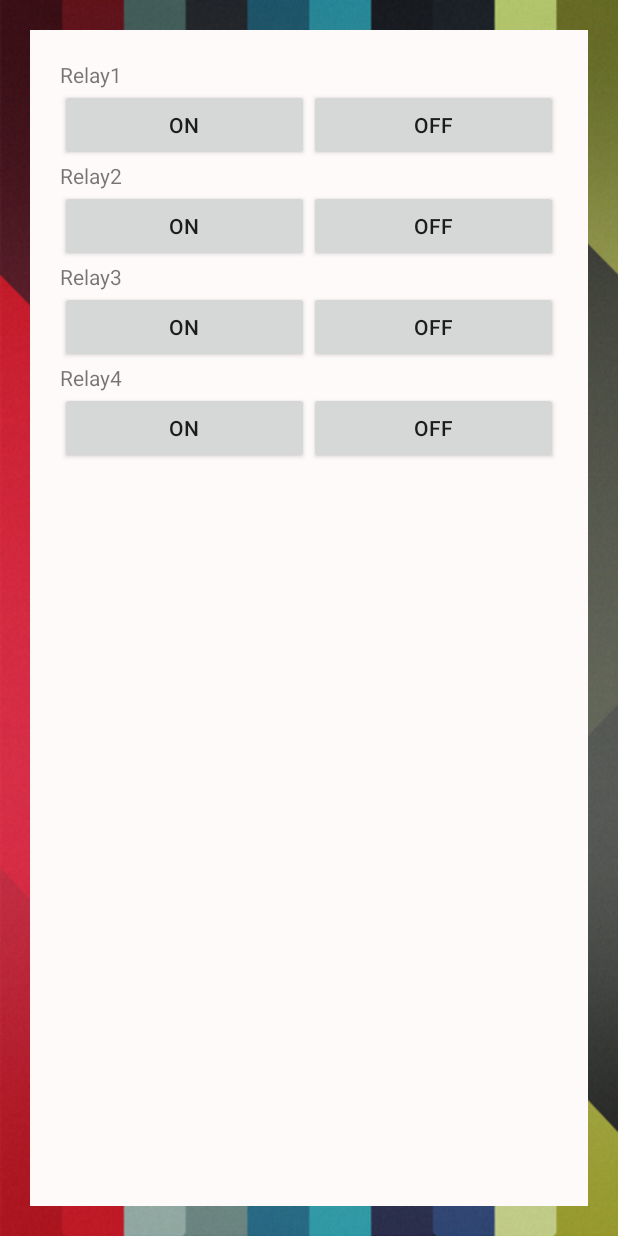
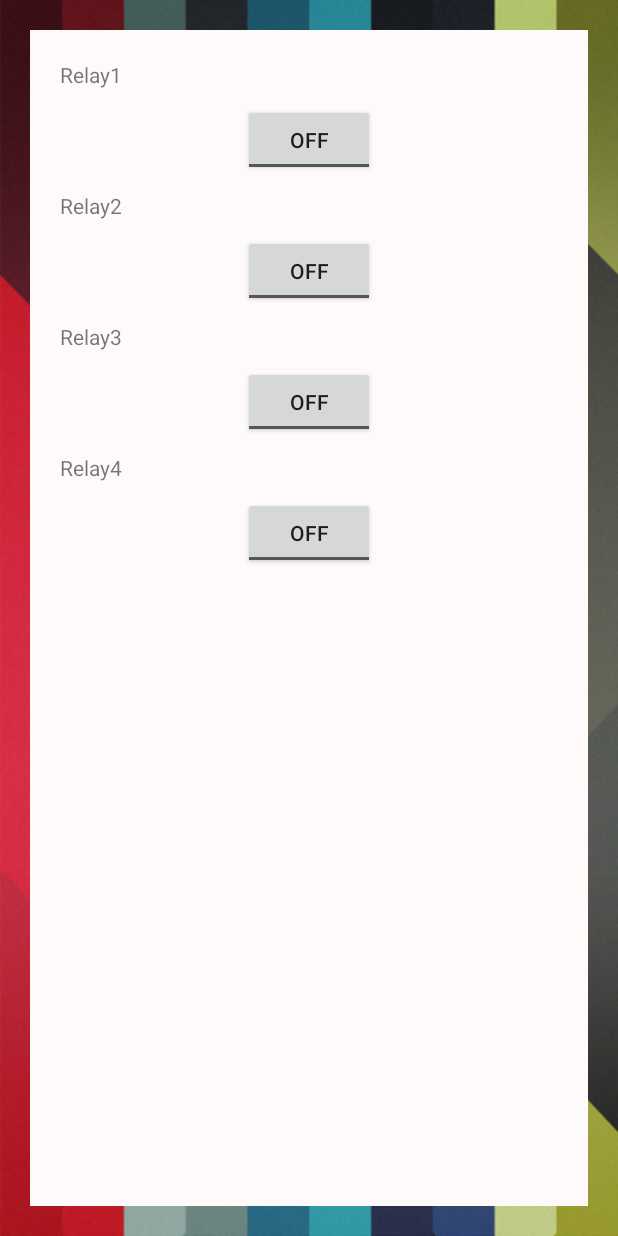
Before and after one commit to SittichokBenjanak/SmartPlug, an Android app: the hubActivity screen opened directly, with no data from a screen before it, on a phone screen of 412 x 824 dp. Run offline under Robolectric (Android 15) with nearby library versions, the phone set to English and light mode, and no system bars; libraries missing offline, so code that uses them is left out: io.netpie.microgear; 4 statements that could not run were skipped.

```diff
--- a/app/src/main/java/smart/projeck/kard/smartplug/MyAlertDialog.java
+++ b/app/src/main/java/smart/projeck/kard/smartplug/MyAlertDialog.java
@@ -3,10 +3,6 @@ package smart.projeck.kard.smartplug;
 import android.app.AlertDialog;
 import android.content.Context;
 import android.content.DialogInterface;
-
-/**
- * Created by Fourchok on 4/2/2561.
- */
 
 public class MyAlertDialog {
 
--- a/app/src/main/java/smart/projeck/kard/smartplug/RegisterActivity.java
+++ b/app/src/main/java/smart/projeck/kard/smartplug/RegisterActivity.java
@@ -11,7 +11,6 @@ import android.view.View;
 import android.widget.Button;
 import android.widget.EditText;
 import android.widget.Toast;
-
 import com.google.android.gms.tasks.OnFailureListener;
 import com.google.android.gms.tasks.OnSuccessListener;
 import com.google.firebase.auth.AuthResult;
@@ -23,7 +22,6 @@ public class RegisterActivity extends AppCompatActivity implements View.OnClickL
     private EditText editTextEmail, editTextPassword;
 
     private ProgressDialog progressDialog;
-
     private FirebaseAuth firebaseAuth;
 
     @Override
@@ -41,8 +39,6 @@ public class RegisterActivity extends AppCompatActivity implements View.OnClickL
         buttonRegister = findViewById(R.id.button2);
         editTextEmail = findViewById(R.id.Emailedit);
         editTextPassword = findViewById(R.id.Passwordedit);
-
-
 
         // ผูก buttonให้คลิกได้
         buttonRegister.setOnClickListener(this);
--- a/app/src/main/res/layout/activity_hub.xml
+++ b/app/src/main/res/layout/activity_hub.xml
@@ -31,25 +31,20 @@
                     android:text="Relay1" />
 
                 <LinearLayout
-                    android:layout_width="match_parent"
-                    android:layout_height="match_parent"
-                    android:orientation="horizontal">
+                    android:layout_width="wrap_content"
+                    android:layout_height="wrap_content"
+                    android:layout_gravity="center_horizontal"
+                    android:gravity="center_horizontal"
+                    android:orientation="horizontal"
+                    android:padding="10dp">
 
-                    <Button
-                        android:id="@+id/button3"
+                    <ToggleButton
+                        android:id="@+id/toggleButton"
                         android:layout_width="wrap_content"
                         android:layout_height="wrap_content"
                         android:layout_weight="1"
-                        android:onClick="ClickOnRelay1"
-                        android:text="On" />
+                        android:text="1" />
 
-                    <Button
-                        android:id="@+id/button4"
-                        android:layout_width="wrap_content"
-                        android:layout_height="wrap_content"
-                        android:layout_weight="1"
-                        android:onClick="ClickOffRelay1"
-                        android:text="OFF" />
                 </LinearLayout>
             </LinearLayout>
 
@@ -65,25 +60,19 @@
                     android:text="Relay2" />
 
                 <LinearLayout
-                    android:layout_width="match_parent"
-                    android:layout_height="match_parent"
-                    android:orientation="horizontal">
+                    android:layout_width="wrap_content"
+                    android:layout_height="wrap_content"
+                    android:layout_gravity="center_horizontal"
+                    android:gravity="center_horizontal"
+                    android:orientation="horizontal"
+                    android:padding="10dp">
 
-                    <Button
-                        android:id="@+id/button5"
+                    <ToggleButton
+                        android:id="@+id/toggleButton2"
                         android:layout_width="wrap_content"
                         android:layout_height="wrap_content"
                         android:layout_weight="1"
-                        android:onClick="ClickOnRelay2"
-                        android:text="On" />
-
-                    <Button
-                        android:id="@+id/button6"
-                        android:layout_width="wrap_content"
-                        android:layout_height="wrap_content"
-                        android:layout_weight="1"
-                        android:onClick="ClickOffRelay2"
-                        android:text="Off" />
+                        android:text="ToggleButton" />
                 </LinearLayout>
             </LinearLayout>
 
@@ -99,25 +88,19 @@
                     android:text="Relay3" />
 
                 <LinearLayout
-                    android:layout_width="match_parent"
-                    android:layout_height="match_parent"
-                    android:orientation="horizontal">
+                    android:layout_width="wrap_content"
+                    android:layout_height="wrap_content"
+                    android:layout_gravity="center_horizontal"
+                    android:gravity="center_horizontal"
+                    android:orientation="horizontal"
+                    android:padding="10dp">
 
-                    <Button
-                        android:id="@+id/button7"
+                    <ToggleButton
+                        android:id="@+id/toggleButton3"
                         android:layout_width="wrap_content"
                         android:layout_height="wrap_content"
                         android:layout_weight="1"
-                        android:onClick="ClickOnRelay3"
-                        android:text="On" />
-
-                    <Button
-                        android:id="@+id/button8"
-                        android:layout_width="wrap_content"
-                        android:layout_height="wrap_content"
-                        android:layout_weight="1"
-                        android:onClick="ClickOffRelay3"
-                        android:text="Off" />
+                        android:text="ToggleButton" />
                 </LinearLayout>
             </LinearLayout>
 
@@ -133,25 +116,19 @@
                     android:text="Relay4" />
 
                 <LinearLayout
-                    android:layout_width="match_parent"
-                    android:layout_height="match_parent"
-                    android:orientation="horizontal">
+                    android:layout_width="wrap_content"
+                    android:layout_height="wrap_content"
+                    android:layout_gravity="center_horizontal"
+                    android:gravity="center_horizontal"
+                    android:orientation="horizontal"
+                    android:padding="10dp">
 
-                    <Button
-                        android:id="@+id/button9"
+                    <ToggleButton
+                        android:id="@+id/toggleButton4"
                         android:layout_width="wrap_content"
                         android:layout_height="wrap_content"
                         android:layout_weight="1"
-                        android:onClick="ClickOnRelay4"
-                        android:text="On" />
-
-                    <Button
-                        android:id="@+id/button10"
-                        android:layout_width="wrap_content"
-                        android:layout_height="wrap_content"
-                        android:layout_weight="1"
-                        android:onClick="ClickOffRelay4"
-                        android:text="Off" />
+                        android:text="ToggleButton" />
                 </LinearLayout>
             </LinearLayout>
 
--- a/app/src/main/res/values/strings.xml
+++ b/app/src/main/res/values/strings.xml
@@ -3,6 +3,6 @@
 
     <string name="user">User :</string>
     <string name="password">Password :</string>
-    <string name="smartplug">Smart Socket Control</string>
+    <string name="smartplug">Smart Plug</string>
 
 </resources>
```
Also changed, not shown: app/src/main/java/smart/projeck/kard/smartplug/MainActivity.java (+8 -16 lines), app/src/main/java/smart/projeck/kard/smartplug/hubActivity.java (+87 -48 lines).
